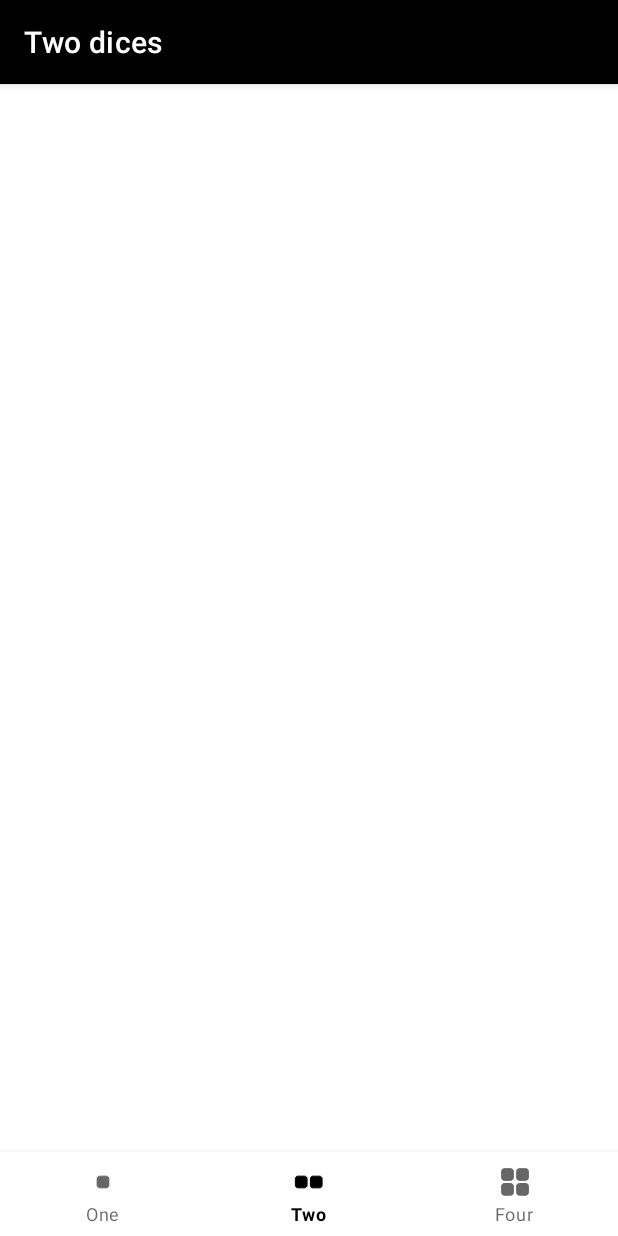
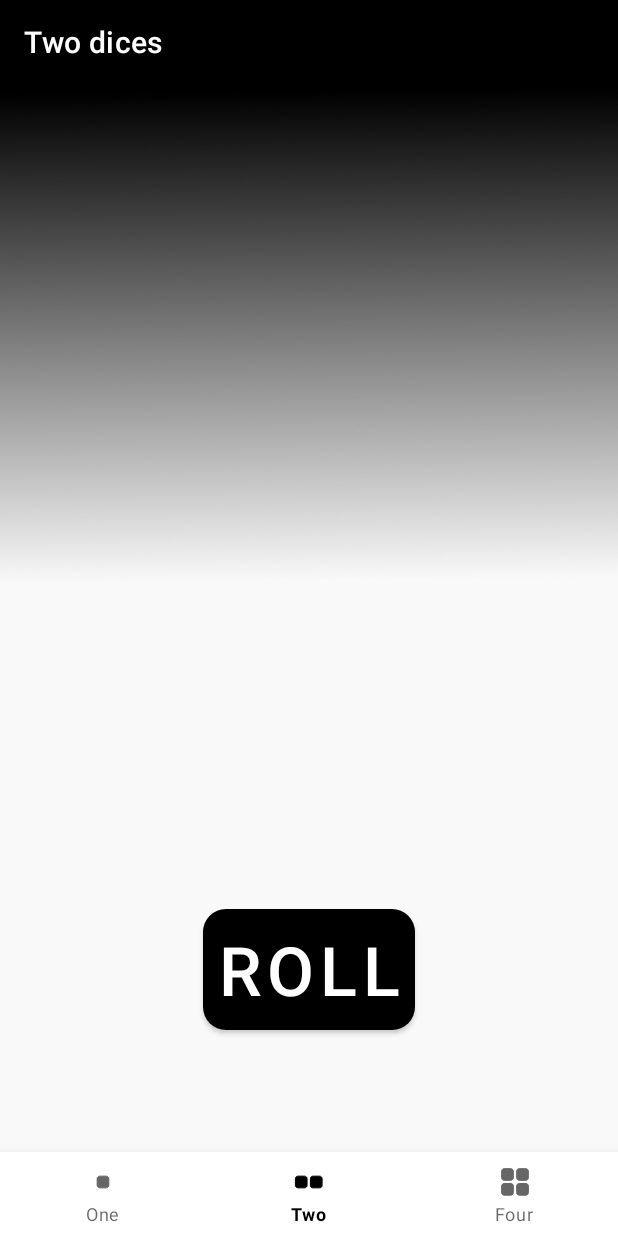
Before and after one commit to Vasic2000/DiceRoll, an Android app: the Fragment_2 screen opened through its navigation route, on a phone screen of 412 x 824 dp. Run offline under Robolectric (Android 15) with nearby library versions, the light colour scheme and no system bars; our stand-ins replace navigation-ui.

Commit message:
Two dices screen works

```diff
--- a/app/src/main/java/ru/vasic2000/diceroll/ui/Fragment_1.kt
+++ b/app/src/main/java/ru/vasic2000/diceroll/ui/Fragment_1.kt
@@ -34,11 +34,11 @@ class Fragment_1 : Fragment()  {
         val root: View = binding.root
 
         diceImageView = root.findViewById(R.id.diceImage)
-        val rollButton = root.findViewById<Button>(R.id.buttonRoll_1)
+        val rollButton1 = root.findViewById<Button>(R.id.buttonRoll_1)
 
         soundInit()
 
-        rollButton.setOnClickListener {
+        rollButton1.setOnClickListener {
             sounds.play(soundThrow, 1f, 1f, 1, 0, 1f)
             val threadDraw = OneDiceThread(diceImageView)
             val winDrawThread = Thread(threadDraw)
--- a/app/src/main/java/ru/vasic2000/diceroll/ui/Fragment_2.kt
+++ b/app/src/main/java/ru/vasic2000/diceroll/ui/Fragment_2.kt
@@ -1,15 +1,27 @@
 package ru.vasic2000.diceroll.ui
 
+import android.media.SoundPool
 import android.os.Bundle
 import android.view.LayoutInflater
 import android.view.View
 import android.view.ViewGroup
+import android.widget.Button
+import android.widget.ImageView
 import androidx.fragment.app.Fragment
+import ru.vasic2000.diceroll.R
 import ru.vasic2000.diceroll.databinding.TwoDicesBinding
+import ru.vasic2000.diceroll.threads.OneDiceThread
+import ru.vasic2000.diceroll.threads.TwoDiceThread
 
 class Fragment_2 : Fragment()  {
 
     private var _binding: TwoDicesBinding? = null
+    lateinit var diceImageView1 : ImageView
+    lateinit var diceImageView2 : ImageView
+
+    //    Sounds
+    private lateinit var sounds : SoundPool
+    private var soundThrow : Int = 0
 
     // This property is only valid between onCreateView and
     // onDestroyView.
@@ -22,7 +34,29 @@ class Fragment_2 : Fragment()  {
     ): View {
         _binding = TwoDicesBinding.inflate(inflater, container, false)
         val root: View = binding.root
+
+        diceImageView1 = root.findViewById(R.id.diceImageLeft)
+        diceImageView2 = root.findViewById(R.id.diceImageRight)
+
+        val rollButton2 = root.findViewById<Button>(R.id.buttonRoll_2)
+
+        soundInit()
+
+        rollButton2.setOnClickListener {
+            sounds.play(soundThrow, 1f, 1f, 1, 0, 1f)
+            val threadDraw2 = TwoDiceThread(diceImageView1, diceImageView2)
+            val winDrawThread = Thread(threadDraw2)
+            winDrawThread.start()
+        }
+
         return root
     }
 
+    private fun soundInit() {
+        sounds = SoundPool.Builder()
+            .setMaxStreams(2)
+            .build()
+        soundThrow = sounds.load(context, R.raw.dice, 1)
+    }
+
 }
--- a/app/src/main/res/layout/two_dices.xml
+++ b/app/src/main/res/layout/two_dices.xml
@@ -1,6 +1,58 @@
 <?xml version="1.0" encoding="utf-8"?>
 <androidx.constraintlayout.widget.ConstraintLayout xmlns:android="http://schemas.android.com/apk/res/android"
     android:layout_width="match_parent"
-    android:layout_height="match_parent">
+    android:layout_height="match_parent"
+    xmlns:app="http://schemas.android.com/apk/res-auto">
+
+    <ImageView
+        android:id="@+id/background"
+        android:layout_width="match_parent"
+        android:layout_height="match_parent"
+        android:scaleType="fitXY"
+        app:layout_constraintBottom_toBottomOf="parent"
+        app:layout_constraintEnd_toEndOf="parent"
+        app:layout_constraintStart_toStartOf="parent"
+        app:layout_constraintTop_toTopOf="parent"
+        app:srcCompat="@drawable/background" />
+
+
+    <Button
+        android:id="@+id/buttonRoll_2"
+        android:layout_width="wrap_content"
+        android:layout_height="wrap_content"
+        android:text="@string/roll"
+        android:textSize="45sp"
+        android:background="@drawable/btn_dark_pressed_light"
+        android:layout_weight="1"
+        android:paddingLeft="10dp"
+        android:paddingRight="10dp"
+        android:textColor="@color/cardview_light_background"
+        app:layout_constraintBottom_toBottomOf="parent"
+        app:layout_constraintEnd_toEndOf="parent"
+        app:layout_constraintStart_toStartOf="parent"
+        app:layout_constraintTop_toTopOf="parent"
+        app:layout_constraintVertical_bias="0.8" />
+
+    <ImageView
+        android:id="@+id/diceImageLeft"
+        android:layout_width="70pt"
+        android:layout_height="70pt"
+        app:layout_constraintBottom_toTopOf="@+id/buttonRoll_2"
+        app:layout_constraintEnd_toEndOf="parent"
+        app:layout_constraintHorizontal_bias="0.1"
+        app:layout_constraintStart_toStartOf="parent"
+        app:layout_constraintTop_toTopOf="parent"
+        app:layout_constraintVertical_bias="0.7" />
+
+    <ImageView
+        android:id="@+id/diceImageRight"
+        android:layout_width="70pt"
+        android:layout_height="70pt"
+        app:layout_constraintBottom_toTopOf="@+id/buttonRoll_2"
+        app:layout_constraintEnd_toEndOf="parent"
+        app:layout_constraintHorizontal_bias="0.9"
+        app:layout_constraintStart_toStartOf="parent"
+        app:layout_constraintTop_toTopOf="parent"
+        app:layout_constraintVertical_bias="0.7" />
 
 </androidx.constraintlayout.widget.ConstraintLayout>
```
Also changed, not shown: app/src/main/java/ru/vasic2000/diceroll/threads/TwoDiceThread.kt (added, +525 -0 lines).
